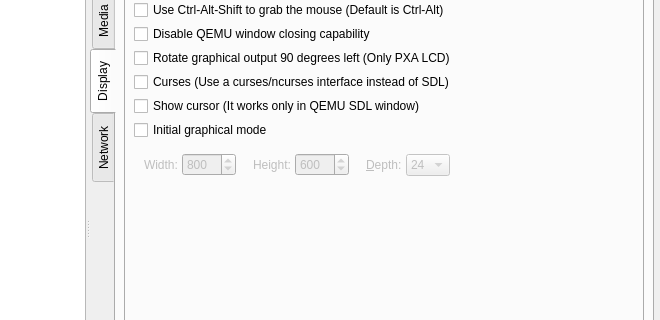
Qt form src/Main_Window.ui (tronx2100/aqemu) before a commit; both pictures show x 322 to 982 and y 113 to 433 of the 982 by 669 pixel window.
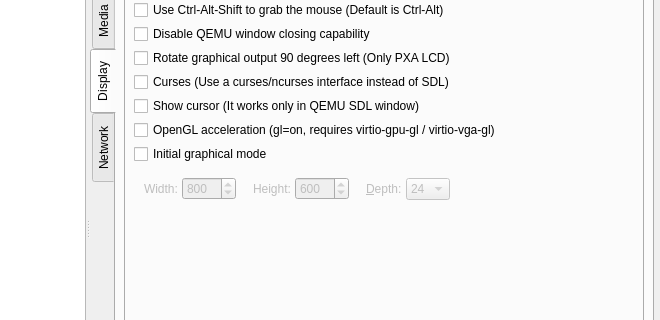
The same form after that commit. The open tabs and pages were chosen to show the change. Icons and pictures are not drawn. Custom widgets are drawn as their Qt base class.

Commit message: VFIO: show unavailable devices with red indicator; add virgl GPU and OpenGL gl=on support

```diff
--- a/src/Main_Window.ui
+++ b/src/Main_Window.ui
@@ -2222,6 +2222,16 @@
                   </property>
                  </widget>
                 </item>
+                 <item>
+                  <widget class="QCheckBox" name="CH_Use_OpenGL">
+                   <property name="text">
+                    <string>OpenGL acceleration (gl=on, requires virtio-gpu-gl / virtio-vga-gl)</string>
+                   </property>
+                   <property name="toolTip">
+                    <string>Enable GL acceleration for the display backend (adds gl=on to -display). Requires virtio-gpu-gl or virtio-vga-gl as graphics card.</string>
+                   </property>
+                  </widget>
+                 </item>
                 <item>
                  <widget class="QCheckBox" name="CH_Init_Graphic_Mode">
                   <property name="text">
```
Lines whose indentation alone changed are shown as unchanged. The commit also changes 9 other files.
